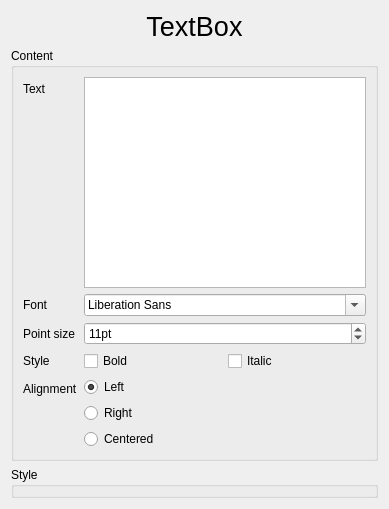
Above: sources/formtextboxes.ui from jose94752/ClipEdit before the change. Below: the same form after it.
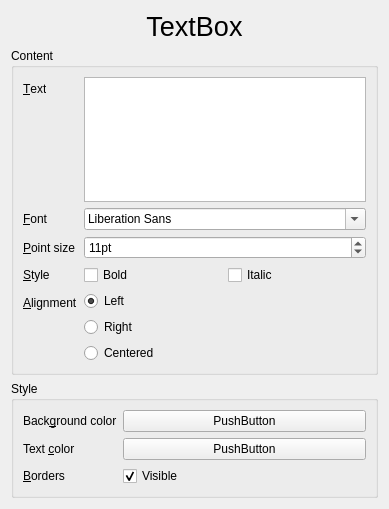
That is the form after the change.

Commit message: Edit mainwindow (cpp, h, ui) and textboxes

Diff of the .ui file:
```diff
--- a/sources/formtextboxes.ui
+++ b/sources/formtextboxes.ui
@@ -15,7 +15,7 @@
   </property>
   <layout class="QVBoxLayout" name="verticalLayout">
    <item>
-    <widget class="QLabel" name="label">
+    <widget class="QLabel" name="labelTextBox">
      <property name="sizePolicy">
       <sizepolicy hsizetype="Preferred" vsizetype="Fixed">
        <horstretch>0</horstretch>
@@ -36,21 +36,21 @@
     </widget>
    </item>
    <item>
-    <widget class="QGroupBox" name="groupBox_2">
+    <widget class="QGroupBox" name="groupBoxStyle">
      <property name="styleSheet">
       <string notr="true"/>
      </property>
      <property name="title">
       <string>Content</string>
      </property>
-     <property name="flat">
-      <bool>false</bool>
-     </property>
      <layout class="QFormLayout" name="formLayout">
       <item row="0" column="0">
-       <widget class="QLabel" name="label_2">
+       <widget class="QLabel" name="labelText">
         <property name="text">
-         <string>Text</string>
+         <string>&amp;Text</string>
+        </property>
+        <property name="buddy">
+         <cstring>plainTextEdit</cstring>
         </property>
        </widget>
       </item>
@@ -58,9 +58,12 @@
        <widget class="QPlainTextEdit" name="plainTextEdit"/>
       </item>
       <item row="1" column="0">
-       <widget class="QLabel" name="label_3">
+       <widget class="QLabel" name="labelFont">
         <property name="text">
-         <string>Font</string>
+         <string>&amp;Font</string>
+        </property>
+        <property name="buddy">
+         <cstring>fontComboBox</cstring>
         </property>
        </widget>
       </item>
@@ -68,14 +71,17 @@
        <widget class="QFontComboBox" name="fontComboBox"/>
       </item>
       <item row="2" column="0">
-       <widget class="QLabel" name="label_4">
+       <widget class="QLabel" name="labelPointSize">
         <property name="text">
-         <string>Point size</string>
+         <string>&amp;Point size</string>
+        </property>
+        <property name="buddy">
+         <cstring>spinBoxPointSize</cstring>
         </property>
        </widget>
       </item>
       <item row="2" column="1">
-       <widget class="QSpinBox" name="spinBox">
+       <widget class="QSpinBox" name="spinBoxPointSize">
         <property name="suffix">
          <string>pt</string>
         </property>
@@ -91,23 +97,26 @@
        </widget>
       </item>
       <item row="3" column="0">
-       <widget class="QLabel" name="label_5">
+       <widget class="QLabel" name="labelStyle">
         <property name="text">
-         <string>Style</string>
+         <string>&amp;Style</string>
+        </property>
+        <property name="buddy">
+         <cstring>checkBoxBold</cstring>
         </property>
        </widget>
       </item>
       <item row="3" column="1">
        <layout class="QHBoxLayout" name="horizontalLayout">
         <item>
-         <widget class="QCheckBox" name="checkBox">
+         <widget class="QCheckBox" name="checkBoxBold">
           <property name="text">
            <string>Bold</string>
           </property>
          </widget>
         </item>
         <item>
-         <widget class="QCheckBox" name="checkBox_2">
+         <widget class="QCheckBox" name="checkBoxItalic">
           <property name="text">
            <string>Italic</string>
           </property>
@@ -116,16 +125,19 @@
        </layout>
       </item>
       <item row="4" column="0">
-       <widget class="QLabel" name="label_6">
+       <widget class="QLabel" name="labelAlignment">
         <property name="text">
-         <string>Alignment</string>
+         <string>&amp;Alignment</string>
+        </property>
+        <property name="buddy">
+         <cstring>radioButtonLeft</cstring>
         </property>
        </widget>
       </item>
       <item row="4" column="1">
        <layout class="QVBoxLayout" name="verticalLayout_2">
         <item>
-         <widget class="QRadioButton" name="radioButton">
+         <widget class="QRadioButton" name="radioButtonLeft">
           <property name="text">
            <string>Left</string>
           </property>
@@ -135,14 +147,14 @@
          </widget>
         </item>
         <item>
-         <widget class="QRadioButton" name="radioButton_2">
+         <widget class="QRadioButton" name="radioButtonRight">
           <property name="text">
            <string>Right</string>
           </property>
          </widget>
         </item>
         <item>
-         <widget class="QRadioButton" name="radioButton_3">
+         <widget class="QRadioButton" name="radioButtonCentered">
           <property name="text">
            <string>Centered</string>
           </property>
@@ -154,10 +166,66 @@
     </widget>
    </item>
    <item>
-    <widget class="QGroupBox" name="groupBox">
+    <widget class="QGroupBox" name="groupBoxContent">
      <property name="title">
       <string>Style</string>
      </property>
+     <layout class="QFormLayout" name="formLayout_2">
+      <item row="0" column="0">
+       <widget class="QLabel" name="labelBackgroundColor">
+        <property name="text">
+         <string>Back&amp;ground color</string>
+        </property>
+        <property name="buddy">
+         <cstring>pushButtonBackgroundColor</cstring>
+        </property>
+       </widget>
+      </item>
+      <item row="1" column="0">
+       <widget class="QLabel" name="labelTextColor">
+        <property name="text">
+         <string>Text &amp;color</string>
+        </property>
+        <property name="buddy">
+         <cstring>pushButtonTextColor</cstring>
+        </property>
+       </widget>
+      </item>
+      <item row="2" column="0">
+       <widget class="QLabel" name="labelBorders">
+        <property name="text">
+         <string>&amp;Borders</string>
+        </property>
+        <property name="buddy">
+         <cstring>checkBox</cstring>
+        </property>
+       </widget>
+      </item>
+      <item row="0" column="1">
+       <widget class="QPushButton" name="pushButtonBackgroundColor">
+        <property name="text">
+         <string>PushButton</string>
+        </property>
+       </widget>
+      </item>
+      <item row="1" column="1">
+       <widget class="QPushButton" name="pushButtonTextColor">
+        <property name="text">
+         <string>PushButton</string>
+        </property>
+       </widget>
+      </item>
+      <item row="2" column="1">
+       <widget class="QCheckBox" name="checkBox">
+        <property name="text">
+         <string>Visible</string>
+        </property>
+        <property name="checked">
+         <bool>true</bool>
+        </property>
+       </widget>
+      </item>
+     </layout>
     </widget>
    </item>
   </layout>
```
The commit also changes 5 other files.
